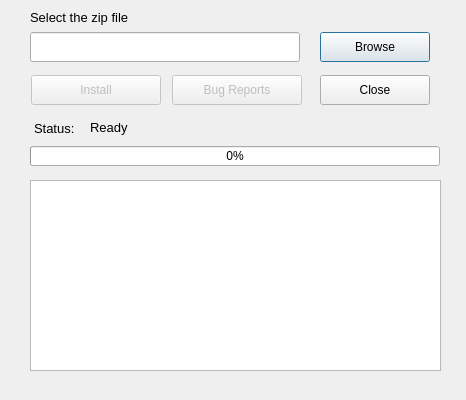
Above: apt_offline_gui/AptOfflineQtInstall.ui from rickysarraf/apt-offline before the change. Below: the same form after it.
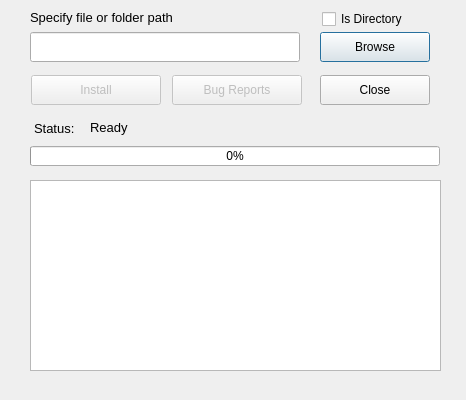
That is the form after the change. Icons and pictures are not drawn.

Commit message: Add suport for directory selection

```diff
--- a/apt_offline_gui/AptOfflineQtInstall.ui
+++ b/apt_offline_gui/AptOfflineQtInstall.ui
@@ -122,7 +122,7 @@
     </font>
    </property>
    <property name="text">
-    <string>Select the zip file</string>
+    <string>Specify file or folder path</string>
    </property>
   </widget>
   <widget class="QLabel" name="label_2">
@@ -191,6 +191,19 @@
      <normaloff>:/icons/icons/help-about.png</normaloff>:/icons/icons/help-about.png</iconset>
    </property>
   </widget>
+  <widget class="QCheckBox" name="browseFileFoldercheckBox">
+   <property name="geometry">
+    <rect>
+     <x>322</x>
+     <y>10</y>
+     <width>101</width>
+     <height>18</height>
+    </rect>
+   </property>
+   <property name="text">
+    <string>Is Directory</string>
+   </property>
+  </widget>
  </widget>
  <resources>
   <include location="resources.qrc"/>
```
The commit also changes 8 other files.
